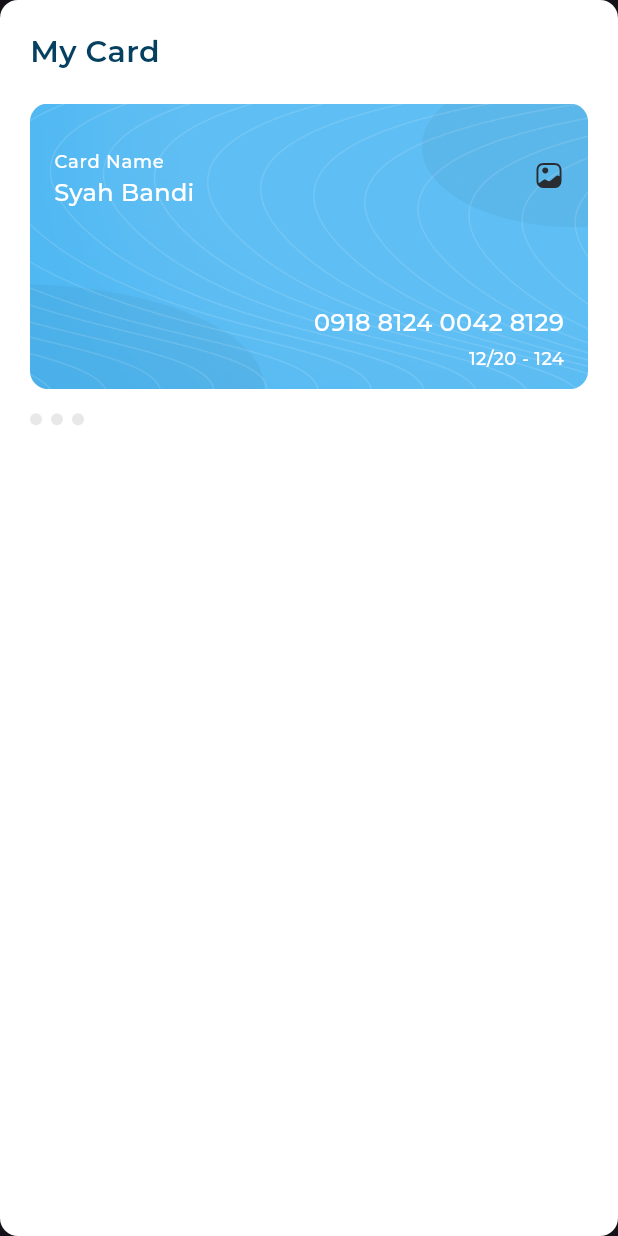
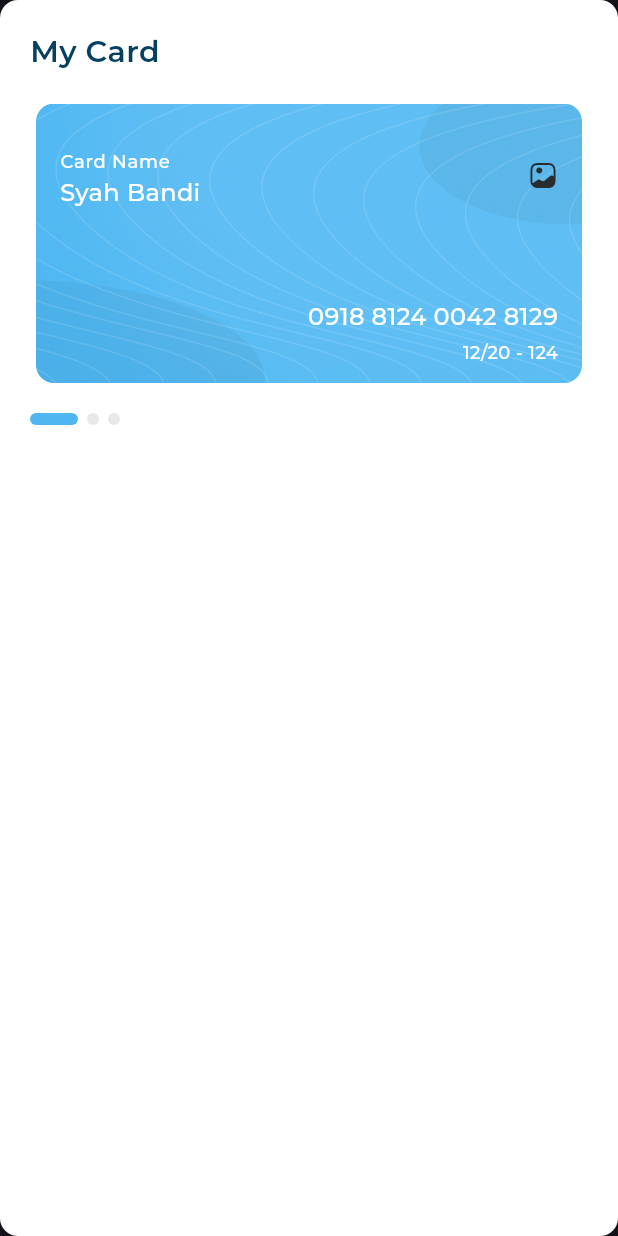
Before and after one commit to AhmedKhaled8907/responsive_ui, a Flutter app: the MyCardSection widget shown alone on an empty page, opened directly, on a phone screen of 412 x 824 dp. Run offline on Flutter 3.47's test engine with Material 3 defaults, Android fonts, the phone set to English and light mode, and no system bars; drawn by our look-alikes of expandable_page_view; our stand-ins replace flutter_svg; project files that could hold a hidden picture were left out.

Commit message:
my card section done

```diff
--- a/lib/views/widgets/my_card/dots_indicator.dart
+++ b/lib/views/widgets/my_card/dots_indicator.dart
@@ -2,17 +2,18 @@ import 'package:flutter/material.dart';
 import 'package:responsive_ui/views/widgets/my_card/custom_dot.dart';
 
 class DotsIndicator extends StatelessWidget {
-  const DotsIndicator({super.key});
+  const DotsIndicator({super.key, required this.currentPageIndex});
 
+  final int currentPageIndex;
   @override
   Widget build(BuildContext context) {
     return Row(
       children: List.generate(
         3,
-        (index) => const Padding(
-          padding: EdgeInsets.only(right: 6),
+        (index) => Padding(
+          padding: const EdgeInsets.only(right: 6),
           child: CustomDot(
-            isActive: false,
+            isActive: index == currentPageIndex,
           ),
         ),
       ),
--- a/lib/views/widgets/my_card/my_card_page_view.dart
+++ b/lib/views/widgets/my_card/my_card_page_view.dart
@@ -3,15 +3,20 @@ import 'package:flutter/material.dart';
 import 'package:responsive_ui/views/widgets/my_card/my_card.dart';
 
 class MyCardPageView extends StatelessWidget {
-  const MyCardPageView({super.key});
+  const MyCardPageView({super.key, required this.pageController});
 
+  final PageController pageController;
   @override
   Widget build(BuildContext context) {
     return ExpandablePageView(
+      controller: pageController,
       scrollDirection: Axis.horizontal,
       children: List.generate(
         3,
-        (index) => const MyCard(),
+        (index) => const Padding(
+          padding: EdgeInsets.symmetric(horizontal: 4),
+          child: MyCard(),
+        ),
       ),
     );
   }
--- a/lib/views/widgets/my_card/my_card_section.dart
+++ b/lib/views/widgets/my_card/my_card_section.dart
@@ -5,23 +5,45 @@ import '../custom_background_container.dart';
 import 'dots_indicator.dart';
 import 'my_card_page_view.dart';
 
-class MyCardSection extends StatelessWidget {
+class MyCardSection extends StatefulWidget {
   const MyCardSection({super.key});
 
   @override
+  State<MyCardSection> createState() => _MyCardSectionState();
+}
+
+class _MyCardSectionState extends State<MyCardSection> {
+  late PageController pageController;
+  int currentPageIndex = 0;
+
+  @override
+  void initState() {
+    pageController = PageController();
+    pageController.addListener(() {
+      currentPageIndex = pageController.page!.round();
+      setState(() {});
+    });
+    super.initState();
+  }
+
+  @override
   Widget build(BuildContext context) {
-    return const CustomBackgroundContainer(
+    return CustomBackgroundContainer(
       child: Column(
         crossAxisAlignment: CrossAxisAlignment.start,
         children: [
-          Text(
+          const Text(
             'My Card',
             style: AppStyles.styleSemiBold20,
           ),
-          SizedBox(height: 20),
-          MyCardPageView(),
-          SizedBox(height: 16),
-          DotsIndicator(),
+          const SizedBox(height: 20),
+          MyCardPageView(
+            pageController: pageController,
+          ),
+          const SizedBox(height: 20),
+          DotsIndicator(
+            currentPageIndex: currentPageIndex,
+          ),
         ],
       ),
     );
```
